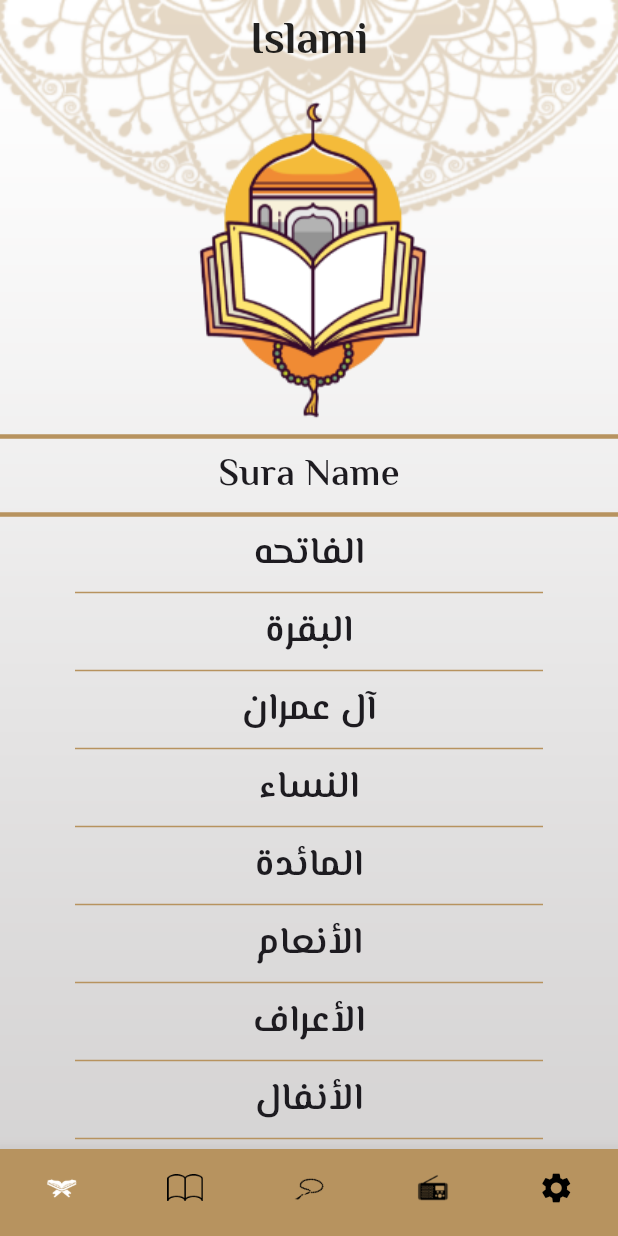
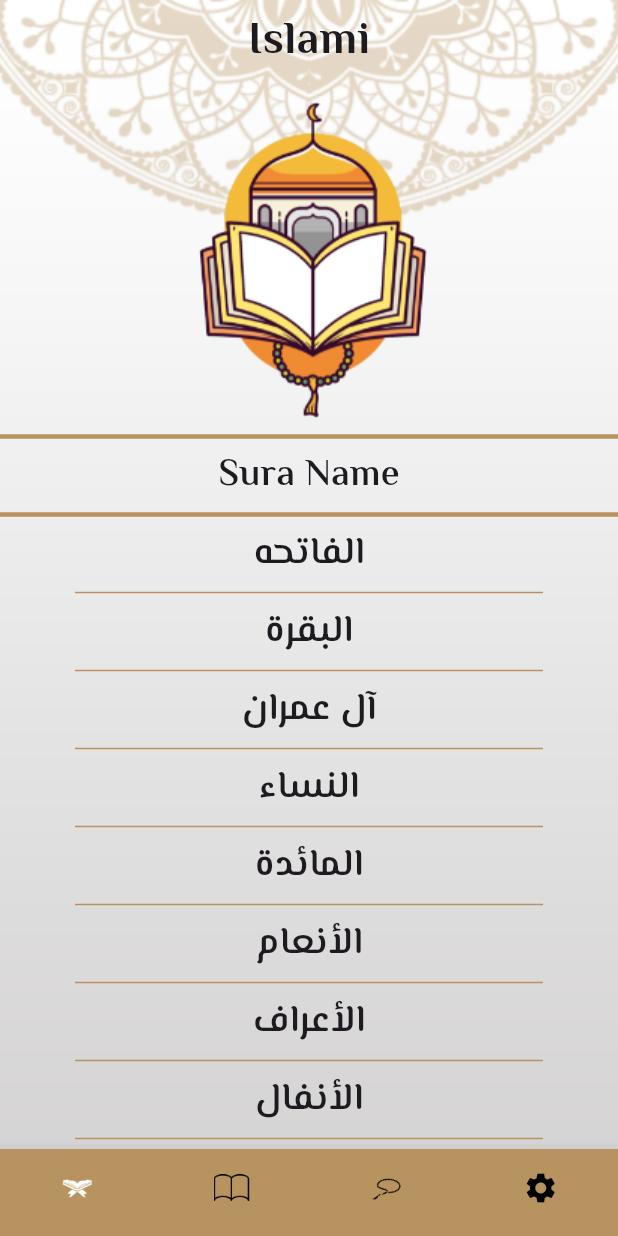
Before and after one commit to MohamedELBatal/Quraan-Sebha, a Flutter app: the screen it shows after launch, on a phone screen of 412 x 824 dp. Run offline on Flutter 3.47's test engine with Material 3 defaults, Android fonts, the phone set to English and light mode, and no system bars; our stand-ins replace flutter_screenutil, google_fonts; generated files the repository leaves out were written again.

Commit message:
some_edits

```diff
--- a/lib/bottom_sheet/language_bottom_sheet.dart
+++ b/lib/bottom_sheet/language_bottom_sheet.dart
@@ -1,13 +1,12 @@
 import 'package:flutter/material.dart';
 import 'package:google_fonts/google_fonts.dart';
-import 'package:islami_application/main.dart';
 import 'package:islami_application/my_theme.dart';
 import 'package:provider/provider.dart';
 
 import '../providers/my_provider.dart';
 
 class LanguageBottomSheet extends StatelessWidget {
-  LanguageBottomSheet({super.key});
+  const LanguageBottomSheet({super.key});
 
 
   @override
--- a/lib/home/home.dart
+++ b/lib/home/home.dart
@@ -2,7 +2,6 @@ import 'package:flutter/material.dart';
 import 'package:flutter_gen/gen_l10n/app_localizations.dart';
 import 'package:islami_application/home/tabs/ahadeth_tab.dart';
 import 'package:islami_application/home/tabs/quran_tab.dart';
-import 'package:islami_application/home/tabs/radio_tab.dart';
 import 'package:islami_application/home/tabs/sebha_tab.dart';
 import 'package:islami_application/home/tabs/settings_tab.dart';
 import 'package:islami_application/providers/my_provider.dart';
@@ -32,9 +31,10 @@ class _HomePageState extends State<HomePage> {
         ),
         Scaffold(
           appBar: AppBar(
-            title:  Text(
+            title: Text(
               AppLocalizations.of(context)!.app_name,
-          ),
+              style: Theme.of(context).textTheme.bodyLarge,
+            ),
           ),
           bottomNavigationBar: BottomNavigationBar(
               currentIndex: index,
@@ -58,11 +58,6 @@ class _HomePageState extends State<HomePage> {
                       AssetImage("assets/images/icon_sebha.png"),
                     ),
                     label: ""),
-                BottomNavigationBarItem(
-                    icon: ImageIcon(
-                      AssetImage("assets/images/icon_radio.png"),
-                    ),
-                    label: ""),
                 BottomNavigationBarItem(icon: Icon(Icons.settings), label: ""),
               ]),
           body: tabs[index],
@@ -73,9 +68,8 @@ class _HomePageState extends State<HomePage> {
 
   List<Widget> tabs = [
     QuranTab(),
-     AhadethTab(),
+    AhadethTab(),
     const SebhaTab(),
-    const RadioTab(),
     const SettingsTab(),
   ];
 }
--- a/lib/home/tabs/sebha_tab.dart
+++ b/lib/home/tabs/sebha_tab.dart
@@ -61,7 +61,7 @@ class _SebhaTabState extends State<SebhaTab> {
               style: GoogleFonts.elMessiri(
                 fontSize: 25,
                 fontWeight: FontWeight.w600,
-                color: Color(0xFFB7935F),
+                color: const Color(0xFFB7935F),
               ),
             ),
             const SizedBox(
@@ -76,7 +76,7 @@ class _SebhaTabState extends State<SebhaTab> {
               ),
               padding: const EdgeInsets.all(20),
               child: Text(
-                "$num",
+                "$num",style: const TextStyle(color: Colors.white),
               ),
             ),
             const SizedBox(
--- a/lib/l10n/app_ar.arb
+++ b/lib/l10n/app_ar.arb
@@ -1,5 +1,9 @@
 {
   "app_name": "اسلامى",
   "sura_name": "اسم السوره",
-  "ahadeth": "الاحاديث"
+  "ahadeth": "الاحاديث",
+  "language": "اللغه",
+  "theme": "الوضع",
+  "arabic": "عربى",
+  "light": "فاتح"
 }
--- a/lib/l10n/app_en.arb
+++ b/lib/l10n/app_en.arb
@@ -1,5 +1,9 @@
 {
   "app_name": "Islami",
   "sura_name": "Sura Name",
-  "ahadeth": "Ahadeth"
+  "ahadeth": "Ahadeth",
+  "language": "Language",
+  "theme": "Theme",
+  "arabic": "Arabic",
+  "light": "Light"
 }
--- a/lib/main.dart
+++ b/lib/main.dart
@@ -1,4 +1,5 @@
 import 'package:flutter/material.dart';
+import 'package:flutter_screenutil/flutter_screenutil.dart';
 import 'package:islami_application/home/home.dart';
 import 'package:islami_application/my_theme.dart';
 import 'package:islami_application/providers/my_provider.dart';
@@ -9,20 +10,29 @@ import 'hadeth_details.dart';
 import 'home/tabs/sebha_tab.dart';
 
 void main() {
-  runApp(ChangeNotifierProvider<MyProvider>(
-      create: (context) => MyProvider(), child: IslamiApp()));
+  runApp(
+    ChangeNotifierProvider<MyProvider>(
+      create: (context) => MyProvider(),
+      child: const IslamiApp(),
+    ),
+  );
 }
 
 class IslamiApp extends StatelessWidget {
-  IslamiApp({super.key});
+  const IslamiApp({super.key});
 
   @override
   Widget build(BuildContext context) {
-    var provider =Provider.of<MyProvider>(context);
-    return MaterialApp(
+    var provider = Provider.of<MyProvider>(context);
+    return ScreenUtilInit(
+      designSize: const Size(430, 932),
+      minTextAdapt: true,
+      splitScreenMode: true,
+      // Use builder only if you need to use library outside ScreenUtilInit context
+      builder: (_, child) => MaterialApp(
         localizationsDelegates: AppLocalizations.localizationsDelegates,
         supportedLocales: AppLocalizations.supportedLocales,
-      locale: Locale("${provider.languageCode}"),
+        locale: Locale(provider.languageCode),
         debugShowCheckedModeBanner: false,
         initialRoute: HomePage.routeName,
         theme: MyThemeData.lighttheme,
@@ -34,6 +44,7 @@ class IslamiApp extends StatelessWidget {
           SebhaTab.routeName: (context) => const SebhaTab(),
           HadethDetails.routeName: (context) => const HadethDetails(),
         },
+      ),
     );
   }
 }
--- a/pubspec.yaml
+++ b/pubspec.yaml
@@ -38,6 +38,7 @@ dependencies:
   flutter_native_splash: ^2.3.11
   google_fonts: ^6.1.0
   provider: ^6.1.1
+  flutter_screenutil: ^5.9.0
 
 dev_dependencies:
   flutter_test:
```
Also changed, not shown: lib/home/tabs/radio_tab.dart (deleted, +0 -64 lines), lib/home/tabs/settings_tab.dart (+12 -12 lines), pubspec.lock. Lines whose indentation alone changed are shown as unchanged.
